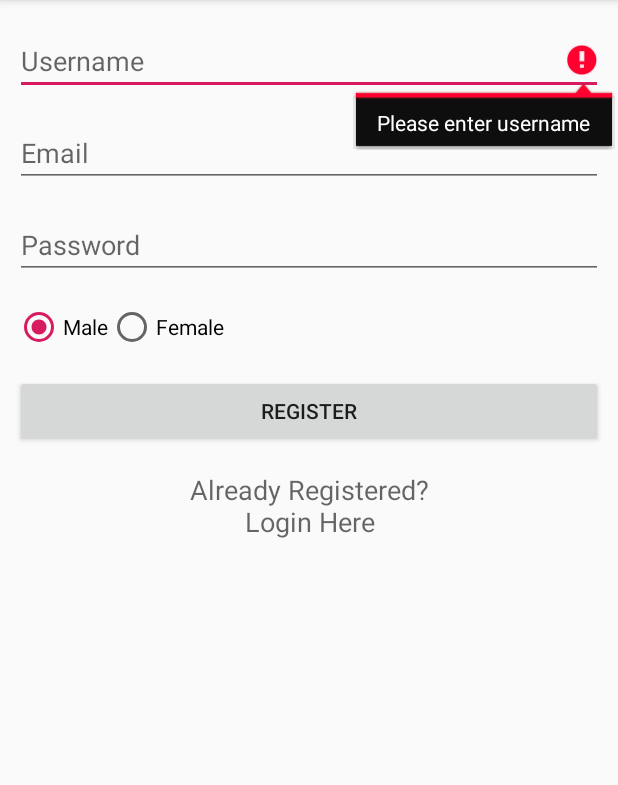
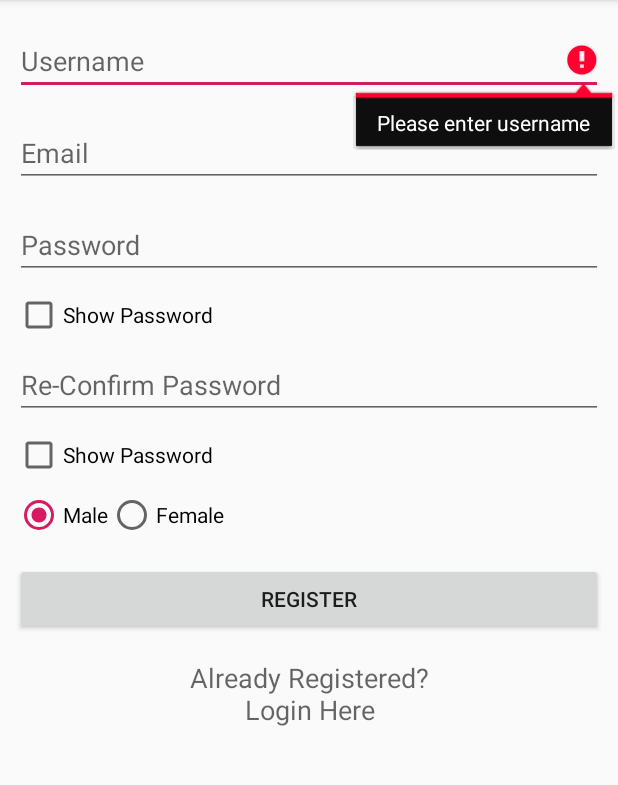
Before and after one commit to ImadeDami/Grain-Point, an Android app: the screen it shows after launch (MainLActivity), after a tap on "REGISTER", on a phone screen of 412 x 824 dp, the part 84-869 px from its top. Run offline under Robolectric (Android 15) with nearby library versions, the phone set to English and light mode, and no system bars.

Commit message:
Added Confirm and Toggle Password components

```diff
--- a/app/src/main/java/com/zeathon/grainpoint_agent/MainLActivity.java
+++ b/app/src/main/java/com/zeathon/grainpoint_agent/MainLActivity.java
@@ -4,8 +4,12 @@ import android.content.Intent;
 import android.os.AsyncTask;
 import android.support.v7.app.AppCompatActivity;
 import android.os.Bundle;
+import android.support.v7.widget.AppCompatCheckBox;
 import android.text.TextUtils;
+import android.text.method.HideReturnsTransformationMethod;
+import android.text.method.PasswordTransformationMethod;
 import android.view.View;
+import android.widget.CompoundButton;
 import android.widget.EditText;
 import android.widget.ProgressBar;
 import android.widget.RadioButton;
@@ -19,9 +23,10 @@ import org.json.JSONObject;
 import java.util.HashMap;
 
 public class MainLActivity extends AppCompatActivity {
-    EditText editTextUsername, editTextEmail, editTextPassword;
+    EditText editTextUsername, editTextEmail, editTextPassword, editTextConfirmPassword;
     RadioGroup radioGroupGender;
     TextView textViewRegister;
+    AppCompatCheckBox checkboxShowHidePassword, checkboxShowHideConfirmPassword;
 
     @Override
     protected void onCreate(Bundle savedInstanceState) {
@@ -38,7 +43,47 @@ public class MainLActivity extends AppCompatActivity {
         editTextUsername = findViewById(R.id.editTextUsername);
         editTextEmail = findViewById(R.id.editTextEmail);
         editTextPassword = findViewById(R.id.editTextPassword);
+        editTextConfirmPassword = findViewById(R.id.editTextConfirmPassword);
         radioGroupGender = findViewById(R.id.radioGender);
+        checkboxShowHidePassword = findViewById(R.id.checkboxShowHidePassword);
+        checkboxShowHideConfirmPassword = findViewById(R.id.checkboxShowHideConfirmPassword);
+
+        //toggle show and hide password
+        checkboxShowHidePassword.setOnCheckedChangeListener(new CompoundButton.OnCheckedChangeListener() {
+            @Override
+            public void onCheckedChanged(CompoundButton compoundButton, boolean b) {
+                if(b)
+                {
+                    //Show Password if checked
+                    editTextPassword.setTransformationMethod(HideReturnsTransformationMethod.getInstance());
+                }
+                else
+                {
+                    //Hide password if unchecked
+                    editTextPassword.setTransformationMethod(PasswordTransformationMethod.getInstance());
+                }
+
+            }
+        });
+
+        //toggle show and hide confirm password
+        checkboxShowHideConfirmPassword.setOnCheckedChangeListener(new CompoundButton.OnCheckedChangeListener() {
+            @Override
+            public void onCheckedChanged(CompoundButton compoundButton, boolean b) {
+                if(b)
+                {
+                    //Show Password if checked
+                    editTextConfirmPassword.setTransformationMethod(HideReturnsTransformationMethod.getInstance());
+                }
+                else
+                {
+                    //Hide password if unchecked
+                    editTextConfirmPassword.setTransformationMethod(PasswordTransformationMethod.getInstance());
+                }
+
+            }
+        });
+
 
 
         findViewById(R.id.buttonRegister).setOnClickListener(new View.OnClickListener() {
@@ -66,6 +111,7 @@ public class MainLActivity extends AppCompatActivity {
         final String username = editTextUsername.getText().toString().trim();
         final String email = editTextEmail.getText().toString().trim();
         final String password = editTextPassword.getText().toString().trim();
+        final String confirmPassword = editTextConfirmPassword.getText().toString().trim();
 
         final String gender = ((RadioButton) findViewById(radioGroupGender.getCheckedRadioButtonId())).getText().toString();
 
@@ -74,24 +120,41 @@ public class MainLActivity extends AppCompatActivity {
         if (TextUtils.isEmpty(username)) {
             editTextUsername.setError("Please enter username");
             editTextUsername.requestFocus();
+            editTextUsername.setSelectAllOnFocus(true);
             return;
         }
 
         if (TextUtils.isEmpty(email)) {
             editTextEmail.setError("Please enter your email");
             editTextEmail.requestFocus();
+            editTextEmail.setSelectAllOnFocus(true);
             return;
         }
 
         if (!android.util.Patterns.EMAIL_ADDRESS.matcher(email).matches()) {
-            editTextEmail.setError("Enter a valid email");
+            editTextEmail.setError("Enter a valid email!");
             editTextEmail.requestFocus();
+            editTextEmail.setSelectAllOnFocus(true);
             return;
         }
 
         if (TextUtils.isEmpty(password)) {
-            editTextPassword.setError("Enter a password");
+            editTextPassword.setError("Enter a password!");
             editTextPassword.requestFocus();
+            editTextPassword.setSelectAllOnFocus(true);
+            return;
+        }
+        if (TextUtils.isEmpty(confirmPassword)) {
+            editTextConfirmPassword.setError("Re-Enter your selected password!");
+            editTextConfirmPassword.requestFocus();
+            editTextConfirmPassword.setSelectAllOnFocus(true);
+            return;
+        }
+        if(password != confirmPassword){
+            editTextPassword.setError("The passwords entered do not match! Re-enter matching passwords.");
+            //editTextConfirmPassword.setText("");
+            editTextPassword.requestFocus();
+            editTextPassword.setSelectAllOnFocus(true);
             return;
         }
 
--- a/app/src/main/res/layout/activity_mainl.xml
+++ b/app/src/main/res/layout/activity_mainl.xml
@@ -43,6 +43,31 @@
             android:fontFamily="sans-serif"
             android:hint="Password"
             android:inputType="textPassword" />
+
+        <android.support.v7.widget.AppCompatCheckBox
+            android:id="@+id/checkboxShowHidePassword"
+            android:layout_width="wrap_content"
+            android:layout_height="wrap_content"
+            android:text="Show Password"
+            />
+
+        <EditText
+            android:id="@+id/editTextConfirmPassword"
+            android:layout_width="match_parent"
+            android:layout_height="wrap_content"
+            android:layout_marginBottom="8dp"
+            android:layout_marginTop="8dp"
+            android:fontFamily="sans-serif"
+            android:hint="Re-Confirm Password"
+            android:inputType="textPassword" />
+
+
+        <android.support.v7.widget.AppCompatCheckBox
+            android:id="@+id/checkboxShowHideConfirmPassword"
+            android:layout_width="wrap_content"
+            android:layout_height="wrap_content"
+            android:text="Show Password"
+            />
 
         <RadioGroup
             android:id="@+id/radioGender"
```
Also changed, not shown: app/src/main/java/com/zeathon/grainpoint_agent/LoginActivity.java (+24 -0 lines), app/src/main/res/layout/activity_login.xml (+7 -0 lines), 1 other file.
